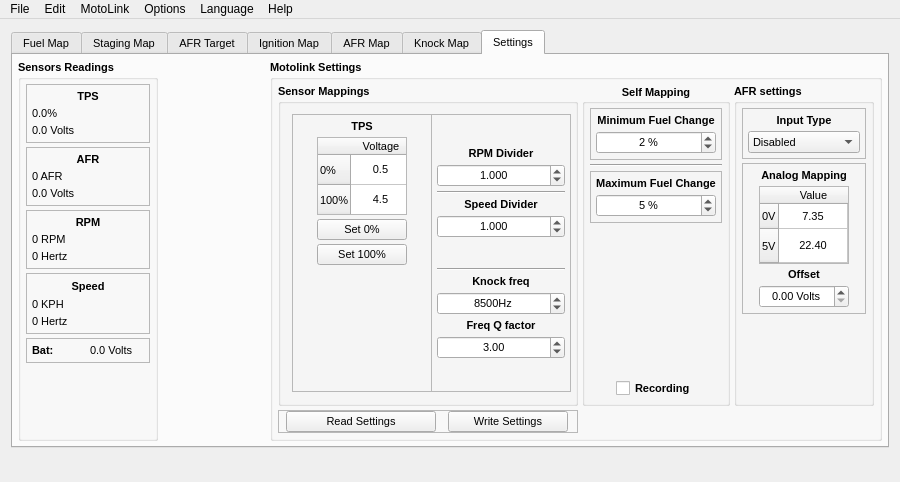
Above: GUI/ui/main.ui from fpoussin/MotoLink before the change. Below: the same form after it.
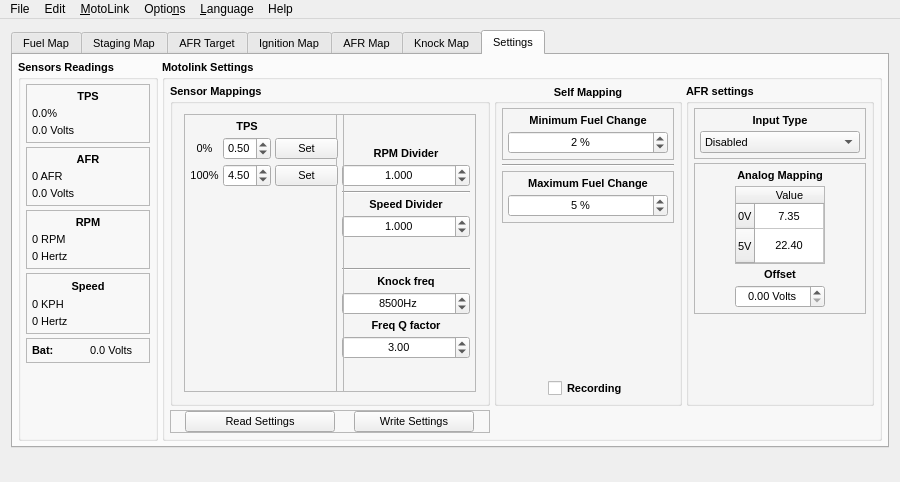
That is the form after the change. Icons and pictures are not drawn. Custom widgets are drawn as their Qt base class.

Commit message: Moving TPS settings to combo boxes

Patch:
```diff
--- a/GUI/ui/main.ui
+++ b/GUI/ui/main.ui
@@ -615,19 +615,6 @@
          <number>4</number>
         </property>
         <item row="0" column="1">
-         <spacer name="horizontalSpacer_3">
-          <property name="orientation">
-           <enum>Qt::Horizontal</enum>
-          </property>
-          <property name="sizeHint" stdset="0">
-           <size>
-            <width>40</width>
-            <height>20</height>
-           </size>
-          </property>
-         </spacer>
-        </item>
-        <item row="0" column="2">
          <widget class="QGroupBox" name="groupBox_5">
           <property name="font">
            <font>
@@ -969,13 +956,13 @@
             <widget class="QGroupBox" name="groupBox_2">
              <property name="minimumSize">
               <size>
-               <width>240</width>
+               <width>0</width>
                <height>0</height>
               </size>
              </property>
              <property name="maximumSize">
               <size>
-               <width>300</width>
+               <width>320</width>
                <height>16777215</height>
               </size>
              </property>
@@ -1236,11 +1223,24 @@
                 </layout>
                </widget>
               </item>
+              <item row="5" column="0">
+               <spacer name="verticalSpacer_2">
+                <property name="orientation">
+                 <enum>Qt::Vertical</enum>
+                </property>
+                <property name="sizeHint" stdset="0">
+                 <size>
+                  <width>20</width>
+                  <height>40</height>
+                 </size>
+                </property>
+               </spacer>
+              </item>
               <item row="0" column="0">
                <widget class="QFrame" name="frame_13">
                 <property name="minimumSize">
                  <size>
-                  <width>140</width>
+                  <width>160</width>
                   <height>0</height>
                  </size>
                 </property>
@@ -1272,7 +1272,65 @@
                  <property name="spacing">
                   <number>4</number>
                  </property>
-                 <item row="0" column="0">
+                 <item row="2" column="1">
+                  <widget class="QDoubleSpinBox" name="dsbTPS100">
+                   <property name="minimumSize">
+                    <size>
+                     <width>0</width>
+                     <height>0</height>
+                    </size>
+                   </property>
+                   <property name="maximum">
+                    <double>5.000000000000000</double>
+                   </property>
+                   <property name="singleStep">
+                    <double>0.100000000000000</double>
+                   </property>
+                   <property name="value">
+                    <double>4.500000000000000</double>
+                   </property>
+                  </widget>
+                 </item>
+                 <item row="1" column="1">
+                  <widget class="QDoubleSpinBox" name="dsbTPS0">
+                   <property name="minimumSize">
+                    <size>
+                     <width>0</width>
+                     <height>0</height>
+                    </size>
+                   </property>
+                   <property name="maximum">
+                    <double>5.000000000000000</double>
+                   </property>
+                   <property name="singleStep">
+                    <double>0.100000000000000</double>
+                   </property>
+                   <property name="value">
+                    <double>0.500000000000000</double>
+                   </property>
+                  </widget>
+                 </item>
+                 <item row="2" column="0">
+                  <widget class="QLabel" name="lTPS100">
+                   <property name="text">
+                    <string>100%</string>
+                   </property>
+                   <property name="alignment">
+                    <set>Qt::AlignCenter</set>
+                   </property>
+                  </widget>
+                 </item>
+                 <item row="1" column="0">
+                  <widget class="QLabel" name="lTPS0">
+                   <property name="text">
+                    <string>0%</string>
+                   </property>
+                   <property name="alignment">
+                    <set>Qt::AlignCenter</set>
+                   </property>
+                  </widget>
+                 </item>
+                 <item row="0" column="1">
                   <widget class="QLabel" name="ltTPS">
                    <property name="font">
                     <font>
@@ -1288,91 +1346,21 @@
                    </property>
                   </widget>
                  </item>
-                 <item row="1" column="0">
-                  <widget class="QTableWidget" name="tableSensorTPS">
-                   <property name="minimumSize">
-                    <size>
-                     <width>90</width>
-                     <height>78</height>
-                    </size>
+                 <item row="5" column="1">
+                  <spacer name="verticalSpacer_9">
+                   <property name="orientation">
+                    <enum>Qt::Vertical</enum>
                    </property>
-                   <property name="maximumSize">
+                   <property name="sizeHint" stdset="0">
                     <size>
-                     <width>90</width>
-                     <height>78</height>
+                     <width>20</width>
+                     <height>40</height>
                     </size>
                    </property>
-                   <property name="verticalScrollBarPolicy">
-                    <enum>Qt::ScrollBarAlwaysOff</enum>
-                   </property>
-                   <property name="horizontalScrollBarPolicy">
-                    <enum>Qt::ScrollBarAlwaysOff</enum>
-                   </property>
-                   <attribute name="horizontalHeaderDefaultSectionSize">
-                    <number>60</number>
-                   </attribute>
-                   <attribute name="horizontalHeaderMinimumSectionSize">
-                    <number>20</number>
-                   </attribute>
-                   <attribute name="horizontalHeaderStretchLastSection">
-                    <bool>true</bool>
-                   </attribute>
-                   <attribute name="verticalHeaderDefaultSectionSize">
-                    <number>25</number>
-                   </attribute>
-                   <attribute name="verticalHeaderMinimumSectionSize">
-                    <number>30</number>
-                   </attribute>
-                   <attribute name="verticalHeaderStretchLastSection">
-                    <bool>true</bool>
-                   </attribute>
-                   <row>
-                    <property name="text">
-                     <string notr="true">0%</string>
-                    </property>
-                   </row>
-                   <row>
-                    <property name="text">
-                     <string notr="true">100%</string>
-                    </property>
-                   </row>
-                   <column>
-                    <property name="text">
-                     <string>Voltage</string>
-                    </property>
-                   </column>
-                   <item row="0" column="0">
-                    <property name="text">
-                     <string notr="true">0.5</string>
-                    </property>
-                    <property name="textAlignment">
-                     <set>AlignCenter</set>
-                    </property>
-                    <property name="flags">
-                     <set>ItemIsSelectable|ItemIsEditable|ItemIsDragEnabled|ItemIsEnabled</set>
-                    </property>
-                   </item>
-                   <item row="1" column="0">
-                    <property name="text">
-                     <string notr="true">4.5</string>
-                    </property>
-                    <property name="textAlignment">
-                     <set>AlignCenter</set>
-                    </property>
-                    <property name="flags">
-                     <set>ItemIsSelectable|ItemIsEditable|ItemIsDragEnabled|ItemIsEnabled</set>
-                    </property>
-                   </item>
-                  </widget>
+                  </spacer>
                  </item>
-                 <item row="2" column="0">
+                 <item row="1" column="2">
                   <widget class="QPushButton" name="bTpsSet0">
-                   <property name="maximumSize">
-                    <size>
-                     <width>110</width>
-                     <height>30</height>
-                    </size>
-                   </property>
                    <property name="font">
                     <font>
                      <weight>50</weight>
@@ -1380,11 +1368,11 @@
                     </font>
                    </property>
                    <property name="text">
-                    <string>Set 0%</string>
+                    <string>Set</string>
                    </property>
                   </widget>
                  </item>
-                 <item row="3" column="0">
+                 <item row="2" column="2">
                   <widget class="QPushButton" name="bTpsSet100">
                    <property name="font">
                     <font>
@@ -1393,39 +1381,13 @@
                     </font>
                    </property>
                    <property name="text">
-                    <string>Set 100%</string>
+                    <string>Set</string>
                    </property>
                   </widget>
                  </item>
-                 <item row="4" column="0">
-                  <spacer name="verticalSpacer_9">
-                   <property name="orientation">
-                    <enum>Qt::Vertical</enum>
-                   </property>
-                   <property name="sizeHint" stdset="0">
-                    <size>
-                     <width>20</width>
-                     <height>40</height>
-                    </size>
-                   </property>
-                  </spacer>
-                 </item>
                 </layout>
                </widget>
               </item>
-              <item row="5" column="0">
-               <spacer name="verticalSpacer_2">
-                <property name="orientation">
-                 <enum>Qt::Vertical</enum>
-                </property>
-                <property name="sizeHint" stdset="0">
-                 <size>
-                  <width>20</width>
-                  <height>40</height>
-                 </size>
-                </property>
-               </spacer>
-              </item>
              </layout>
             </widget>
            </item>
@@ -1757,6 +1719,12 @@
             <height>0</height>
            </size>
           </property>
+          <property name="maximumSize">
+           <size>
+            <width>140</width>
+            <height>16777215</height>
+           </size>
+          </property>
           <property name="font">
            <font>
             <weight>75</weight>
@@ -2121,7 +2089,7 @@
      <x>0</x>
      <y>0</y>
      <width>900</width>
-     <height>21</height>
+     <height>30</height>
     </rect>
    </property>
    <widget class="QMenu" name="menuTest">
@@ -2130,7 +2098,7 @@
     </property>
     <widget class="QMenu" name="menuRecent_files">
      <property name="title">
-      <string>Recent files</string>
+      <string>&amp;Recent files</string>
      </property>
      <property name="icon">
       <iconset resource="../res/oxygen.qrc">
@@ -2158,7 +2126,7 @@
    </widget>
    <widget class="QMenu" name="menuConnection">
     <property name="title">
-     <string>MotoLink</string>
+     <string>&amp;MotoLink</string>
     </property>
     <addaction name="actionConnect"/>
     <addaction name="actionDisconnect"/>
@@ -2183,14 +2151,14 @@
    </widget>
    <widget class="QMenu" name="menuLanguage">
     <property name="title">
-     <string>Language</string>
+     <string>&amp;Language</string>
     </property>
     <addaction name="actionEnglish"/>
     <addaction name="actionFran_ais"/>
    </widget>
    <widget class="QMenu" name="menuOptions">
     <property name="title">
-     <string>Options</string>
+     <string>Optio&amp;ns</string>
     </property>
     <addaction name="actionAutosave"/>
     <addaction name="actionAuto_Send"/>
@@ -2213,7 +2181,7 @@
      <normaloff>:/oxygen/32x32/actions/document-open.png</normaloff>:/oxygen/32x32/actions/document-open.png</iconset>
    </property>
    <property name="text">
-    <string>Open...</string>
+    <string>&amp;Open...</string>
    </property>
    <property name="shortcut">
     <string>Ctrl+O</string>
@@ -2228,7 +2196,7 @@
      <normaloff>:/oxygen/32x32/actions/document-save.png</normaloff>:/oxygen/32x32/actions/document-save.png</iconset>
    </property>
    <property name="text">
-    <string>Save</string>
+    <string>&amp;Save</string>
    </property>
    <property name="shortcut">
     <string>Ctrl+S</string>
@@ -2243,7 +2211,7 @@
      <normaloff>:/oxygen/32x32/actions/document-save-as.png</normaloff>:/oxygen/32x32/actions/document-save-as.png</iconset>
    </property>
    <property name="text">
-    <string>Save As...</string>
+    <string>Sa&amp;ve As...</string>
    </property>
    <property name="shortcut">
     <string>Ctrl+Shift+S</string>
@@ -2258,7 +2226,7 @@
      <normaloff>:/oxygen/32x32/actions/application-exit.png</normaloff>:/oxygen/32x32/actions/application-exit.png</iconset>
    </property>
    <property name="text">
-    <string>Quit</string>
+    <string>&amp;Quit</string>
    </property>
    <property name="shortcut">
     <string>Ctrl+Q</string>
@@ -2273,7 +2241,7 @@
      <normaloff>:/oxygen/32x32/actions/help-about.png</normaloff>:/oxygen/32x32/actions/help-about.png</iconset>
    </property>
    <property name="text">
-    <string>About</string>
+    <string>&amp;About</string>
    </property>
    <property name="shortcutContext">
     <enum>Qt::ApplicationShortcut</enum>
@@ -2285,7 +2253,7 @@
      <normaloff>:/images/Qt-logo.png</normaloff>:/images/Qt-logo.png</iconset>
    </property>
    <property name="text">
-    <string>About QT</string>
+    <string>About &amp;QT</string>
    </property>
    <property name="shortcutContext">
     <enum>Qt::ApplicationShortcut</enum>
@@ -2297,7 +2265,7 @@
      <normaloff>:/oxygen/32x32/actions/network-connect.png</normaloff>:/oxygen/32x32/actions/network-connect.png</iconset>
    </property>
    <property name="text">
-    <string>Connect</string>
+    <string>&amp;Connect</string>
    </property>
    <property name="shortcut">
     <string>F3</string>
@@ -2312,7 +2280,7 @@
      <normaloff>:/oxygen/32x32/actions/network-disconnect.png</normaloff>:/oxygen/32x32/actions/network-disconnect.png</iconset>
    </property>
    <property name="text">
-    <string>Disconnect</string>
+    <string>&amp;Disconnect</string>
    </property>
    <property name="shortcut">
     <string>F4</string>
@@ -2327,7 +2295,7 @@
      <normaloff>:/oxygen/32x32/actions/document-import.png</normaloff>:/oxygen/32x32/actions/document-import.png</iconset>
    </property>
    <property name="text">
-    <string>Import from HRC...</string>
+    <string>&amp;Import from HRC...</string>
    </property>
   </action>
   <action name="actionExport">
@@ -2336,7 +2304,7 @@
      <normaloff>:/oxygen/32x32/actions/document-export.png</normaloff>:/oxygen/32x32/actions/document-export.png</iconset>
    </property>
    <property name="text">
-    <string>Export to HRC...</string>
+    <string>&amp;Export to HRC...</string>
    </property>
   </action>
   <action name="actionNew">
@@ -2345,7 +2313,7 @@
      <normaloff>:/oxygen/32x32/actions/document-new.png</normaloff>:/oxygen/32x32/actions/document-new.png</iconset>
    </property>
    <property name="text">
-    <string>New...</string>
+    <string>&amp;New...</string>
    </property>
    <property name="shortcut">
     <string>Ctrl+N</string>
@@ -2360,7 +2328,7 @@
      <normaloff>:/oxygen/32x32/actions/help-contents.png</normaloff>:/oxygen/32x32/actions/help-contents.png</iconset>
    </property>
    <property name="text">
-    <string>Index</string>
+    <string>&amp;Index</string>
    </property>
    <property name="shortcut">
     <string>F1</string>
@@ -2375,7 +2343,7 @@
      <normaloff>:/oxygen/32x32/devices/media-flash.png</normaloff>:/oxygen/32x32/devices/media-flash.png</iconset>
    </property>
    <property name="text">
-    <string>Update Firmware...</string>
+    <string>&amp;Update Firmware...</string>
    </property>
    <property name="shortcut">
     <string>Ctrl+U</string>
@@ -2390,7 +2358,7 @@
      <normaloff>:/oxygen/32x32/actions/edit-undo.png</normaloff>:/oxygen/32x32/actions/edit-undo.png</iconset>
    </property>
    <property name="text">
-    <string>Undo</string>
+    <string>&amp;Undo</string>
    </property>
    <property name="shortcut">
     <string>Ctrl+Z</string>
@@ -2408,7 +2376,7 @@
      <normaloff>:/oxygen/32x32/actions/edit-redo.png</normaloff>:/oxygen/32x32/actions/edit-redo.png</iconset>
    </property>
    <property name="text">
-    <string>Redo</string>
+    <string>&amp;Redo</string>
    </property>
    <property name="shortcut">
     <string>Ctrl+Y</string>
@@ -2423,7 +2391,7 @@
      <normaloff>:/oxygen/32x32/actions/svn-commit.png</normaloff>:/oxygen/32x32/actions/svn-commit.png</iconset>
    </property>
    <property name="text">
-    <string>Send Configuration</string>
+    <string>&amp;Send Configuration</string>
    </property>
   </action>
   <action name="actionGet_Configuration">
@@ -2432,7 +2400,7 @@
      <normaloff>:/oxygen/32x32/actions/svn-update.png</normaloff>:/oxygen/32x32/actions/svn-update.png</iconset>
    </property>
    <property name="text">
-    <string>Get Configuration</string>
+    <string>&amp;Get Configuration</string>
    </property>
   </action>
   <action name="actionEnglish">
@@ -2441,7 +2409,7 @@
      <normaloff>:/images/flags/us.png</normaloff>:/images/flags/us.png</iconset>
    </property>
    <property name="text">
-    <string notr="true">English</string>
+    <string notr="true">&amp;English</string>
    </property>
   </action>
   <action name="actionFran_ais">
@@ -2450,7 +2418,7 @@
      <normaloff>:/images/flags/fr.png</normaloff>:/images/flags/fr.png</iconset>
    </property>
    <property name="text">
-    <string notr="true">Français</string>
+    <string notr="true">&amp;Français</string>
    </property>
   </action>
   <action name="actionShow_actions">
@@ -2459,7 +2427,7 @@
      <normaloff>:/oxygen/32x32/actions/view-history.png</normaloff>:/oxygen/32x32/actions/view-history.png</iconset>
    </property>
    <property name="text">
-    <string>Show actions</string>
+    <string>&amp;Show actions</string>
    </property>
   </action>
   <action name="actionShow_tasks">
@@ -2468,7 +2436,7 @@
      <normaloff>:/oxygen/32x32/actions/view-process-system.png</normaloff>:/oxygen/32x32/actions/view-process-system.png</iconset>
    </property>
    <property name="text">
-    <string>Show Tasks...</string>
+    <string>S&amp;how Tasks...</string>
    </property>
    <property name="shortcut">
     <string>Ctrl+T</string>
@@ -2480,7 +2448,7 @@
      <normaloff>:/images/explosion-hi.png</normaloff>:/images/explosion-hi.png</iconset>
    </property>
    <property name="text">
-    <string>Show Knock Spectrum...</string>
+    <string>Show &amp;Knock Spectrum...</string>
    </property>
    <property name="shortcut">
     <string>Ctrl+K</string>
@@ -2495,7 +2463,7 @@
      <normaloff>:/oxygen/32x32/actions/document-save.png</normaloff>:/oxygen/32x32/actions/document-save.png</iconset>
    </property>
    <property name="text">
-    <string>Auto save</string>
+    <string>&amp;Auto save</string>
    </property>
   </action>
   <action name="actionAuto_Send">
@@ -2507,7 +2475,7 @@
      <normaloff>:/oxygen/32x32/actions/quickopen.png</normaloff>:/oxygen/32x32/actions/quickopen.png</iconset>
    </property>
    <property name="text">
-    <string>Auto Update</string>
+    <string>Auto &amp;Update</string>
    </property>
   </action>
   <action name="actionShow_Logs">
@@ -2516,7 +2484,7 @@
      <normaloff>:/oxygen/32x32/actions/view-list-text.png</normaloff>:/oxygen/32x32/actions/view-list-text.png</iconset>
    </property>
    <property name="text">
-    <string>Show Logs...</string>
+    <string>Show &amp;Logs...</string>
    </property>
    <property name="shortcut">
     <string>Ctrl+L</string>
@@ -2528,7 +2496,7 @@
      <normaloff>:/oxygen/32x32/apps/kig.png</normaloff>:/oxygen/32x32/apps/kig.png</iconset>
    </property>
    <property name="text">
-    <string>Show Serial Data...</string>
+    <string>Sh&amp;ow Serial Data...</string>
    </property>
    <property name="shortcut">
     <string>Ctrl+D</string>
```
Left out of the diff: 2 changed lines with no effect on the pictures. The commit also changes 2 other files.
